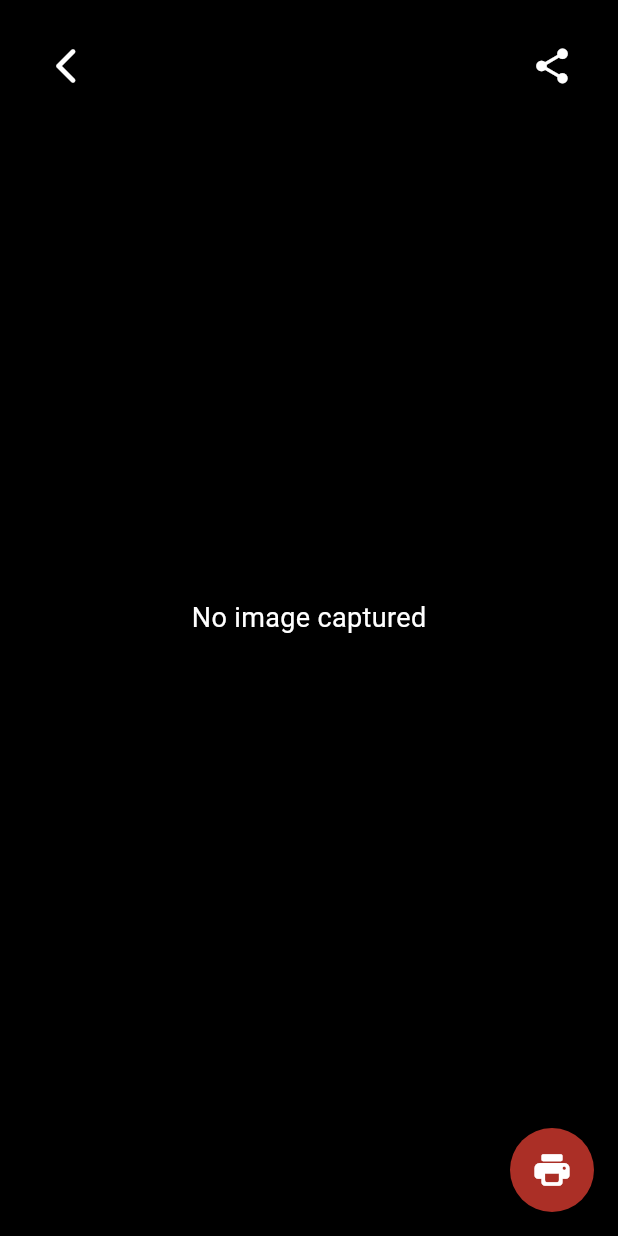
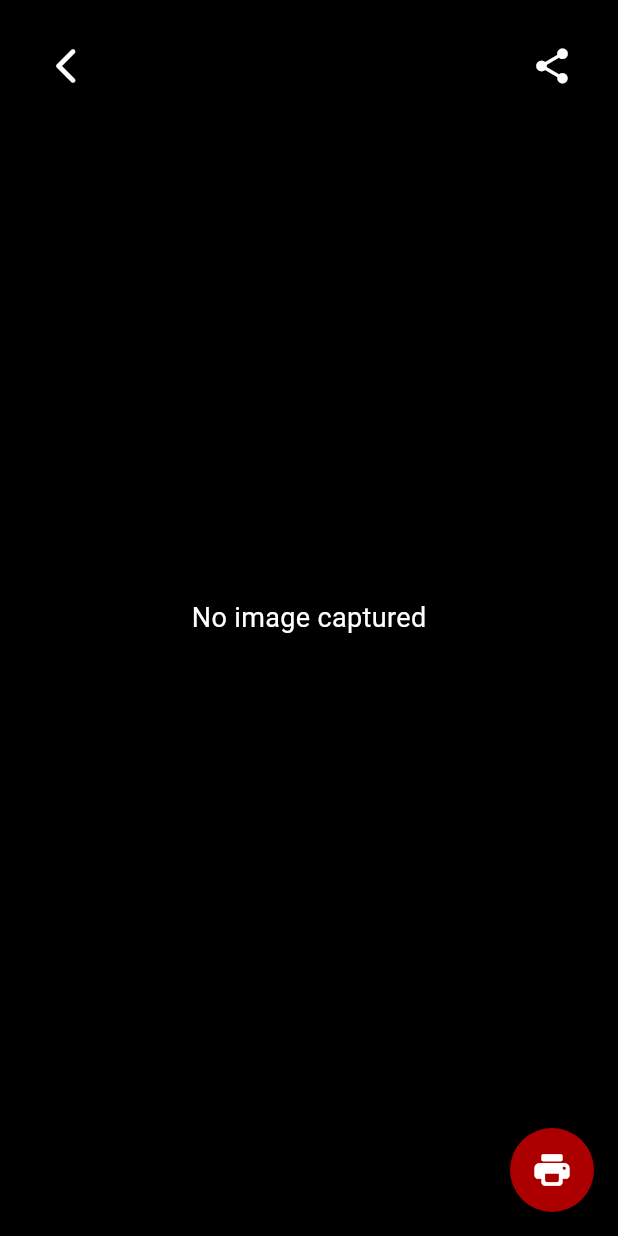
Before and after one commit to Slawmoo/AI_photo_booth_MVP, a Flutter app: the ImagePreview screen opened directly, on a phone screen of 412 x 824 dp. Run offline on Flutter 3.47's test engine with Material 3 defaults, Android fonts, the phone set to English and light mode, and no system bars; our stand-ins replace camera, permission_handler, share_plus; missing offline and left inert: esc_pos_utils_plus, google_mlkit_commons, google_mlkit_face_detection, print_bluetooth_thermal.

Commit message:
Rjesena upozorenja za boje

```diff
--- a/lib/image_preview.dart
+++ b/lib/image_preview.dart
@@ -191,8 +191,8 @@ void dispose() {
                   icon: Icons.print_rounded,
                   onPressed: _handlePrint,
                   backgroundColor: isConnected
-                      ? Colors.green.withOpacity(0.7)
-                      : Colors.red.withOpacity(0.7),
+                      ? Color.fromARGB(172, 76, 175, 80)
+                      : Color.fromARGB(172, 255, 0, 0),
                 ),
               ),
             ),
@@ -208,7 +208,7 @@ void dispose() {
     Color? backgroundColor,
   }) {
     return Material(
-      color: backgroundColor ?? Colors.black.withOpacity(0.7),
+      color: backgroundColor ?? Color.fromARGB(172, 0, 0, 0),
       borderRadius: BorderRadius.circular(30),
       child: InkWell(
         borderRadius: BorderRadius.circular(30),
```
Also changed, not shown: lib/vision_detector_views/face_detector_view.dart (+5 -5 lines).
